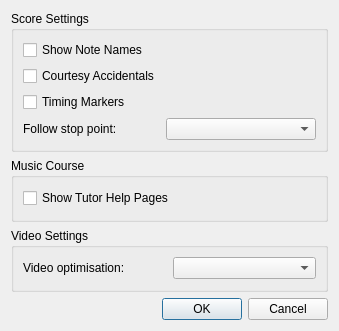
The window that src/GuiPreferencesDialog.ui (pianobooster/PianoBooster) describes before a commit, drawn with Qt 5.
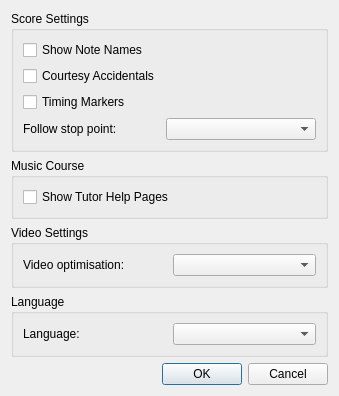
The same window after the commit.

Commit message: dynamic set languages

What changed in the file:
```diff
--- a/src/GuiPreferencesDialog.ui
+++ b/src/GuiPreferencesDialog.ui
@@ -7,7 +7,7 @@
     <x>0</x>
     <y>0</y>
     <width>339</width>
-    <height>331</height>
+    <height>368</height>
    </rect>
   </property>
   <property name="sizePolicy">
@@ -165,6 +165,29 @@
      </layout>
     </widget>
    </item>
+   <item>
+    <widget class="QGroupBox" name="groupBox_4">
+     <property name="title">
+      <string>Language</string>
+     </property>
+     <layout class="QVBoxLayout" name="verticalLayout_5">
+      <item>
+       <layout class="QGridLayout" name="gridLayout_3">
+        <item row="0" column="0">
+         <widget class="QLabel" name="label_3">
+          <property name="text">
+           <string>Language:</string>
+          </property>
+         </widget>
+        </item>
+        <item row="0" column="1">
+         <widget class="QComboBox" name="languageCombo"/>
+        </item>
+       </layout>
+      </item>
+     </layout>
+    </widget>
+   </item>
    <item>
     <widget class="QDialogButtonBox" name="buttonBox">
      <property name="orientation">
```
The commit also changes 11 other files.
